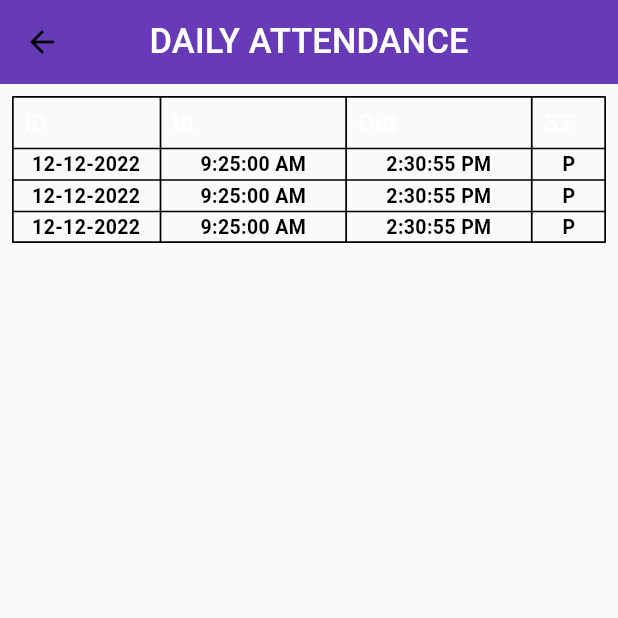
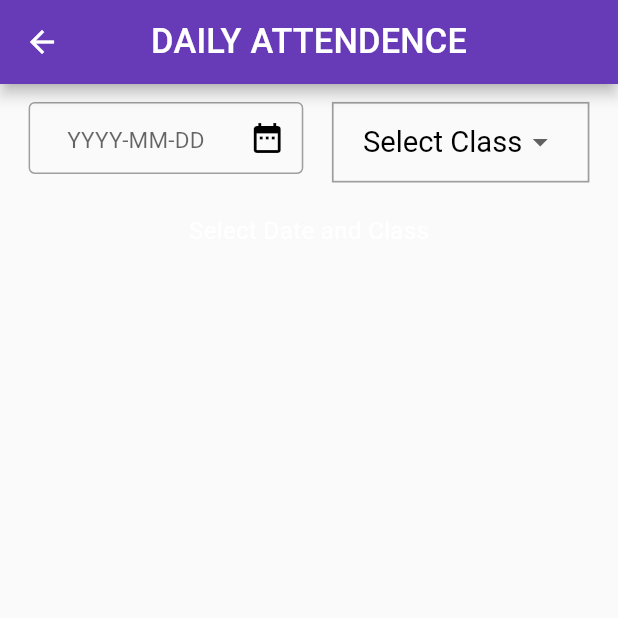
Before and after one commit to thohid44/ims_teacher, a Flutter app: the DailyAttendancePage screen opened directly, on a phone screen of 412 x 824 dp, the top half of it. Run offline on Flutter 3.47's test engine with Material 2 defaults, Android fonts, the phone set to English and light mode, and no system bars; our stand-ins replace curved_navigation_bar, flutter_screenutil, get, get_storage; accounts and stored records are empty.

Commit message:
24-12-2022

```diff
--- /dev/null
+++ b/lib/pages/Attendance/model/daily_attendance_model.dart
@@ -0,0 +1,89 @@
+// To parse this JSON data, do
+//
+//     final dailyAttendanceModel = dailyAttendanceModelFromJson(jsonString);
+
+import 'dart:convert';
+
+DailyAttendanceModel dailyAttendanceModelFromJson(String str) => DailyAttendanceModel.fromJson(json.decode(str));
+
+String dailyAttendanceModelToJson(DailyAttendanceModel data) => json.encode(data.toJson());
+
+class DailyAttendanceModel {
+    DailyAttendanceModel({
+        this.status,
+        this.attendances,
+    });
+
+    bool? status;
+    List<Attendance>? attendances;
+
+    factory DailyAttendanceModel.fromJson(Map<String, dynamic> json) => DailyAttendanceModel(
+        status: json["status"],
+        attendances: List<Attendance>.from(json["attendances"].map((x) => Attendance.fromJson(x))),
+    );
+
+    Map<String, dynamic> toJson() => {
+        "status": status,
+        "attendances": List<dynamic>.from(attendances!.map((x) => x.toJson())),
+    };
+}
+
+class Attendance {
+    Attendance({
+        this.studentName,
+        this.studentId,
+        this.date,
+        this.attendanceClass,
+        this.inTime,
+        this.outTime,
+        this.status,
+    });
+
+    String? studentName;
+    String? studentId;
+    DateTime? date;
+    Class? attendanceClass;
+    String? inTime;
+    String? outTime;
+    String? status;
+
+    factory Attendance.fromJson(Map<String, dynamic> json) => Attendance(
+        studentName: json["studentName"],
+        studentId: json["studentId"],
+        date: DateTime.parse(json["date"]),
+        attendanceClass: classValues.map[json["class"]],
+        inTime: json["in_time"],
+        outTime: json["out_time"],
+        status: json["status"],
+    );
+
+    Map<String, dynamic> toJson() => {
+        "studentName": studentName,
+        "studentId": studentId,
+        "date": "${date!.year.toString().padLeft(4, '0')}-${date!.month.toString().padLeft(2, '0')}-${date!.day.toString().padLeft(2, '0')}",
+        "class": classValues.reverse[attendanceClass],
+        "in_time": inTime,
+        "out_time": outTime,
+        "status": status,
+    };
+}
+
+enum Class { THREE }
+
+final classValues = EnumValues({
+    "Three": Class.THREE
+});
+
+class EnumValues<T> {
+    Map<String, T> map;
+ late   Map<T, String> reverseMap;
+
+    EnumValues(this.map);
+
+    Map<T, String> get reverse {
+        if (reverseMap == null) {
+            reverseMap = map.map((k, v) => new MapEntry(v, k));
+        }
+        return reverseMap;
+    }
+}
--- a/lib/pages/Attendance/view/daily_attendance_page.dart
+++ b/lib/pages/Attendance/view/daily_attendance_page.dart
@@ -1,13 +1,14 @@
-import 'package:flutter/foundation.dart';
+
+import 'dart:convert';
+
 import 'package:flutter/material.dart';
-import 'package:flutter/src/animation/animation_controller.dart';
-import 'package:flutter/src/widgets/container.dart';
-import 'package:flutter/src/widgets/framework.dart';
-import 'package:flutter/src/widgets/ticker_provider.dart';
 import 'package:flutter_screenutil/flutter_screenutil.dart';
+import 'package:imsteacher/Service/Api_url.dart';
 import 'package:imsteacher/Utils/Constrans/color.dart';
+import 'package:imsteacher/pages/Attendance/model/daily_attendance_model.dart';
 import 'package:imsteacher/widgets/custom_appbar.dart';
 import 'package:imsteacher/widgets/custom_text_widget.dart';
+import 'package:intl/intl.dart';
 
 class DailyAttendancePage extends StatefulWidget {
   const DailyAttendancePage({super.key});
@@ -17,147 +18,209 @@ class DailyAttendancePage extends StatefulWidget {
 }
 
 class _DailyAttendancePageState extends State<DailyAttendancePage>
-    with SingleTickerProviderStateMixin {
-  late AnimationController _controller;
+     {
 
+ Future<DailyAttendanceModel> fetchDailyAttnd() async {
+  String token = "302|kqsrC7vOkljIX68usiZiGV5zCDMkjkyovsjZuABv";
+    var response = await ApiUrl.userClient.get(
+        Uri.parse(
+            "https://demo.webpointbd.com/api/daily-attendance?date=$date&class_id=$clsId"),
+        headers: {
+          'Accept': 'application/json',
+          'Authorization': 'Bearer '+ApiUrl.token,
+        });
+    var jsonData = json.decode(response.body);
+
+    if (response.statusCode == 200) {
+   return  DailyAttendanceModel.fromJson(jsonData);
+    }
+      return  DailyAttendanceModel.fromJson(jsonData);
+  }
+  bool selectCls = false;
+  bool seletcdate = false;
+  String clsId='';
+  List<DropdownMenuItem<String>> get dropdownItems{
+  List<DropdownMenuItem<String>> menuItems = [
+  const  DropdownMenuItem(child: Text("Select Class"),value: "Select Class"),
+  const  DropdownMenuItem(child: Text("Class One"),value: "1"),
+   const DropdownMenuItem(child: Text("Class Two"),value: "2"),
+   const DropdownMenuItem(child: Text("Class Three"),value: "3"),
+   const DropdownMenuItem(child: Text("Class Four"),value: "4"),
+  ];
+  return menuItems;
+}
+String selectedValue = "Select Class";
   @override
   void initState() {
+
     super.initState();
-    _controller = AnimationController(vsync: this);
+
   }
 
-  @override
-  void dispose() {
-    _controller.dispose();
-    super.dispose();
-  }
 
   @override
   Widget build(BuildContext context) {
+
     return Scaffold(
-      appBar: customAppBar("DAILY ATTENDANCE", primaryColor),
+  appBar: AppBar(
+          title: const Text("DAILY ATTENDENCE"),
+          backgroundColor: primaryColor,
+          centerTitle: true,
+        ),
 
-      body: Padding(
-        padding: const EdgeInsets.all(8.0),
-        child: Table(
-
-          border: TableBorder.all(width: 1.w),
-          columnWidths: {
-                  0: FlexColumnWidth(4),
-
-                  1: FlexColumnWidth(5),
-                  2:FlexColumnWidth(5),
-                  3:FlexColumnWidth(2)
-                },
-          children: [
-           const TableRow(
-              children: [
-                TableCell(child: Padding(
-                  padding: const EdgeInsets.only(left:8, top: 8, bottom: 8),
-                  child: Text("ID",style: TextStyle(fontWeight: FontWeight.bold),),
-                )),
-
-                TableCell(child: Padding(
-                      padding: const EdgeInsets.only(left:8, top: 8, bottom: 8),
-                  child: Text("In",style: TextStyle(fontWeight: FontWeight.bold),),
-                )),
-                TableCell(child: Padding(
-                       padding: const EdgeInsets.only(left:8, top: 8, bottom: 8),
-                  child: Text("Out",style: TextStyle(fontWeight: FontWeight.bold),),
-                )),
-                 TableCell(child: Padding(
-                        padding: const EdgeInsets.only(left:8, top: 8, bottom: 8),
-                   child: Text("ST",style: TextStyle(fontWeight: FontWeight.bold),),
-                 ))
-              ]
+      body: Column(
+        children: [
+          SizedBox(height: 10.h,),
+           Row(
+            mainAxisAlignment: MainAxisAlignment.spaceEvenly,
+            children: [
+              Container(
+            width: 160.w,
+            height: 45.h,
+             child: _buildDatePicker()
+           ),
+           Container(
+            height: 45.h,
+            alignment: Alignment.center,
+            width: 150.w,
+            decoration: BoxDecoration(
+              border: Border.all(width: 1.w, color: Colors.grey)
             ),
+             child: DropdownButton(
+              underline: SizedBox(),
+      value: selectedValue,
+      style: TextStyle(color: Colors.black,fontSize: 17.sp),
+      onChanged: (String? newValue){
+        setState(() {
+          selectedValue = newValue!;
+          if(selectedValue.isNotEmpty && dateController.text.isNotEmpty)
+       {
+          clsId = selectedValue;
+           date=selectedDate.toString();
+           selectCls = true;
+          fetchDailyAttnd();
+       }
+        });
+      },
+      items: dropdownItems
+      )
+           ),
+            ],
+           ) ,
+             SizedBox(height: 19.h,),
+           selectCls==true? Expanded(
+            child: FutureBuilder(
+              future: fetchDailyAttnd(),
+              builder:(context,snapshot){
+              if(snapshot.connectionState==ConnectionState.done){
+                return
+                DataTable(
+                  border: TableBorder.all(width: 1.w),
+                  dataRowHeight: 50.h,
+                    columnSpacing: 15.w,
+                    columns: [
+                    DataColumn(label:customText("ID", dark, 17.0, FontWeight.w700)),
+                        DataColumn(label:customText("Name", dark, 17.0, FontWeight.w700)),
+                        DataColumn(label:customText("IN", dark, 17.0, FontWeight.w700)),
+                        DataColumn(label:customText("Out", dark, 17.0, FontWeight.w700)),
+                        DataColumn(label:customText("ST", dark, 17.0, FontWeight.w700))
+                  ], rows:snapshot.data!.attendances!.map((e) {
+                    return DataRow(cells: [
+                        DataCell(customText(e.studentId.toString(), dark, 15.0, FontWeight.w400)),
+                        DataCell(customText(e.studentName.toString(), dark, 15.0, FontWeight.w400)),
+                        DataCell(customText(e.inTime.toString(), dark, 15.0, FontWeight.w400)),
+                        DataCell(customText(e.outTime.toString(), dark, 15.0, FontWeight.w400)),
+                        DataCell(customText(e.status.toString(), dark, 15.0, FontWeight.w400)),
+                      ]);
+                  }).toList(),
+            );
+              }else if(snapshot.hasData == null){
+                return Center(child:CircularProgressIndicator());
+              }
+             else{
+               return Center(child:Text("Please select date and class"));
+             }
+            }),
+          ):Container(child: Text("Select Date and Class"),)
+        ],
+      )
+    );
+  }
 
 
-            TableRow(
+   final TextEditingController dateController = TextEditingController();
 
-              children: [
-                TableCell(child: Padding(
-                  padding:  EdgeInsets.symmetric(horizontal:5, vertical: 3),
-                  child: customText("12-12-2022", dark, 13.0, FontWeight.bold),
-                )),
+  DateTime selectedDate = DateTime.now();
+  late String date;
+  late String weekDay;
+  Widget _buildDatePicker(){
 
-                    TableCell(child: Padding(
-                        padding:  EdgeInsets.symmetric(horizontal:5, vertical: 3),
-                      child: customText("9:25:00 AM", dark, 13.0, FontWeight.bold),
-                    )),
-                      TableCell(child: Padding(
-                      padding:  EdgeInsets.symmetric(horizontal:5, vertical: 3),
-                        child: customText("2:30:55 PM ", dark, 13.0, FontWeight.bold),
-                      )),
-                        TableCell(child: Padding(
-                          padding:  EdgeInsets.symmetric(horizontal:5, vertical: 3),
-                          child: customText("P", dark, 13.0, FontWeight.bold),
-                        ))
-              ]
-            ),
-
-               TableRow(
-
-              children: [
-                TableCell(child: Padding(
-                  padding:  EdgeInsets.symmetric(horizontal:5, vertical: 3),
-                  child: customText("12-12-2022", dark, 13.0, FontWeight.bold),
-                )),
-
-                    TableCell(child: Padding(
-                        padding:  EdgeInsets.symmetric(horizontal:5, vertical: 3),
-                      child: customText("9:25:00 AM", dark, 13.0, FontWeight.bold),
-                    )),
-                      TableCell(child: Padding(
-                      padding:  EdgeInsets.symmetric(horizontal:5, vertical: 3),
-                        child: customText("2:30:55 PM ", dark, 13.0, FontWeight.bold),
-                      )),
-                        TableCell(child: Padding(
-                          padding:  EdgeInsets.symmetric(horizontal:5, vertical: 3),
-                          child: customText("P", dark, 13.0, FontWeight.bold),
-                        ))
-              ]
-            ),
-               TableRow(
-
-              children: [
-                TableCell(child: Padding(
-                  padding:  EdgeInsets.symmetric(horizontal:5, vertical: 3),
-                  child: customText("12-12-2022", dark, 13.0, FontWeight.bold),
-                )),
-
-                    TableCell(child: Padding(
-                        padding:  EdgeInsets.symmetric(horizontal:5, vertical: 3),
-                      child: customText("9:25:00 AM", dark, 13.0, FontWeight.bold),
-                    )),
-                      TableCell(child: Padding(
-                      padding:  EdgeInsets.symmetric(horizontal:5, vertical: 3),
-                        child: customText("2:30:55 PM ", dark, 13.0, FontWeight.bold),
-                      )),
-                        TableCell(child: Padding(
-                          padding:  EdgeInsets.symmetric(horizontal:5, vertical: 3),
-                          child: customText("P", dark, 13.0, FontWeight.bold),
-                        )),
-
-              ]
-            ),
+    return TextFormField(
+    controller: dateController,
+    readOnly: true,
+    textAlign: TextAlign.center,
+    decoration: const InputDecoration(
+      contentPadding: EdgeInsets.all(8.0),
+      suffixIcon: Icon(Icons.date_range, color: dark,),
+      hintText: "YYYY-MM-DD",
+      hintMaxLines: 1,
+      hintStyle: TextStyle(fontSize: 15.0),
+      enabledBorder: OutlineInputBorder(
+        borderSide: BorderSide(color: Colors.grey)
+      ),
+      focusedBorder: OutlineInputBorder(
+        borderSide: BorderSide(color: Colors.grey)
+      ),
 
 
-          ],
-        ),
-      )
-
-
-
+    ),
+    onTap:() async{
+        final pickedDate = await selectDate(
+        context:context,
+        initialDate:selectedDate,
+        allowedDays:_allowedDays
+         );
+      if(pickedDate != null && pickedDate !=selectedDate){
+setState(() {
+  selectedDate = pickedDate;
+  dateController.text = DateFormat('yyyy-MM-dd').format(selectedDate);
+  print("thohdi ${dateController.text}");
+});
+      }
+      }
     );
   }
+    bool _allowedDays(DateTime day) {
+    if ((day.isBefore(DateTime.now()))) {
+      return true;
+    }
+    return false;
+  }
+  selectDate({
+ required BuildContext context,
+  required DateTime initialDate,
+  required allowedDays
+}) async {
+  final selected = await showDatePicker(
+    context: context,
+    initialDate: initialDate,
+    firstDate: DateTime(2010),
+    lastDate: DateTime(2025),
+    selectableDayPredicate: allowedDays,
+    builder: (context, child) {
+      return Theme(
+        data: Theme.of(context).copyWith(
+
+          textButtonTheme: TextButtonThemeData(
+            style: TextButton.styleFrom(
+
+            ),
+          ),
+        ),
+        child: child!,
+      );
+    },
+  );
+  return selected;
 }
-
-class AttendanceModel{
-  int? id;
-  String? name;
-  String? inTime;
-  String? outTime;
-  String? st;
-
 }
```
Also changed, not shown: lib/pages/Attendance/model/student_wise_atten_model.dart (+4 -4 lines), lib/pages/Attendance/view/student_wise_atten_report.dart (+73 -31 lines), lib/pages/Home/deshboard.dart (+8 -7 lines).
